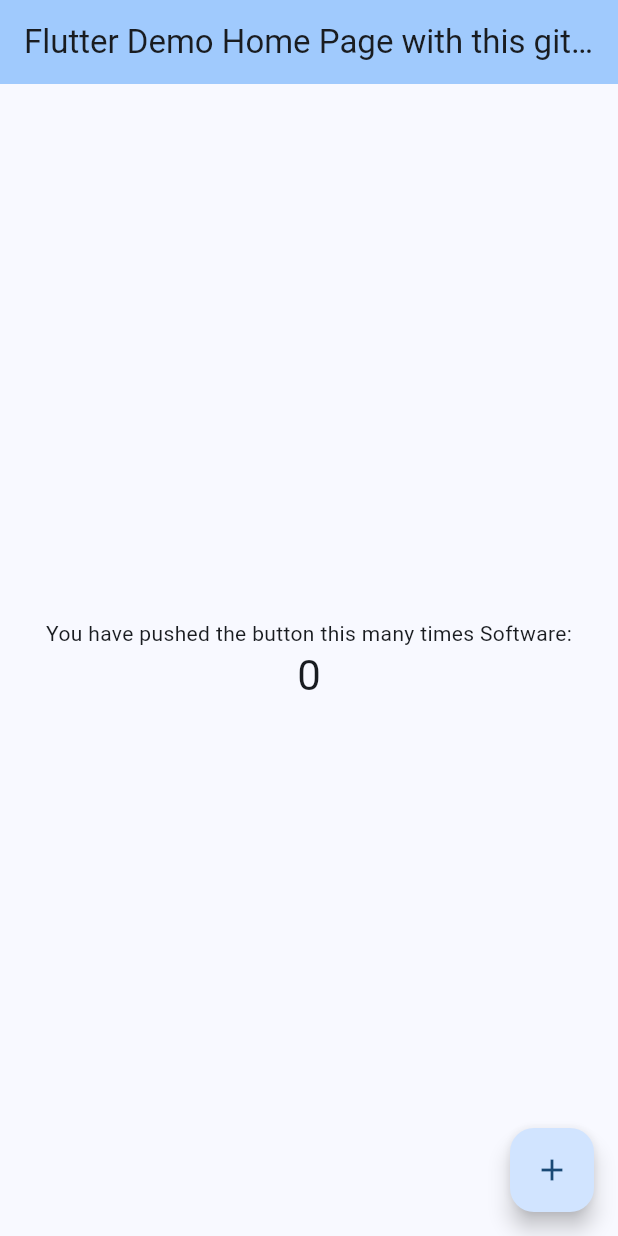
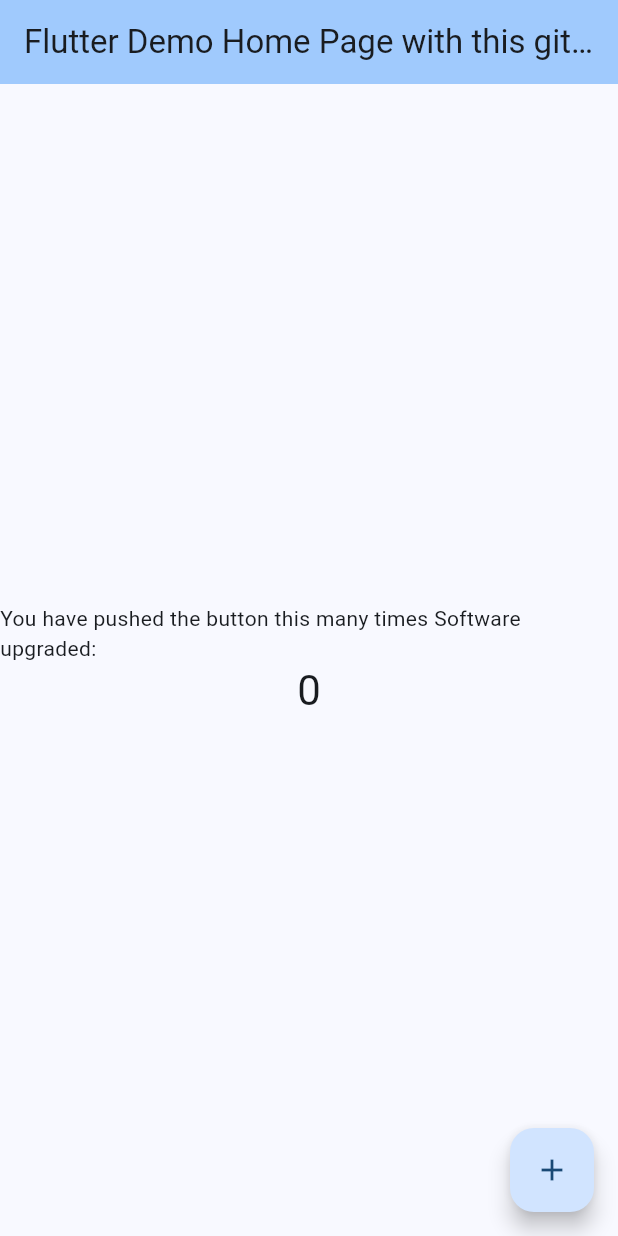
Before and after one commit to AmanForNeenjas/Software, a Flutter app: the screen it shows after launch, on a phone screen of 412 x 824 dp. Run offline on Flutter 3.47's test engine with Material 3 defaults, Android fonts, the phone set to English and light mode, and no system bars.

```diff
--- a/lib/main.dart
+++ b/lib/main.dart
@@ -107,7 +107,7 @@ class _MyHomePageState extends State<MyHomePage> {
           mainAxisAlignment: MainAxisAlignment.center,
           children: <Widget>[
             const Text(
-              'You have pushed the button this many times Software:',
+              'You have pushed the button this many times Software upgraded:',
             ),
             Text(
               '$_counter',
```
